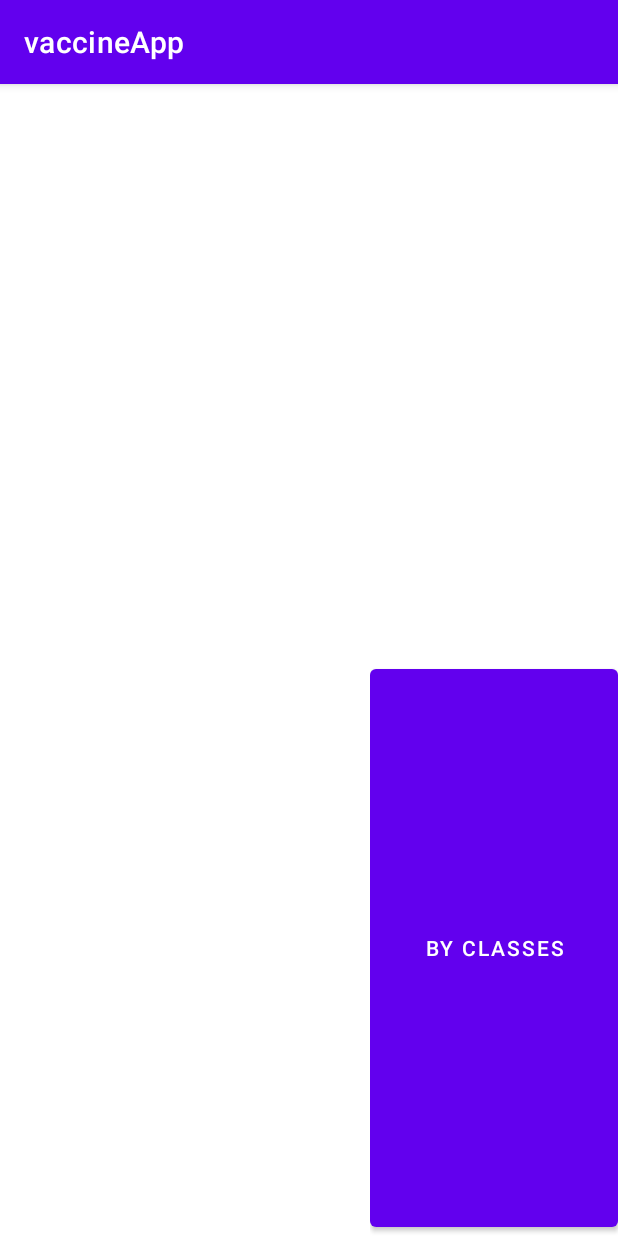
After one commit to oo6055/vaccineApp, an Android app: the ShowData screen opened directly, with no data from a screen before it, on a phone screen of 412 x 824 dp. The commit adds this screen. Run offline under Robolectric (Android 15) with nearby library versions, the phone set to English and light mode, and no system bars; our stand-ins replace Firebase (no records; nobody signed in at launch, a user with empty details on screens opened directly).

Commit message:
work with inly one sort

```diff
--- a/app/src/main/AndroidManifest.xml
+++ b/app/src/main/AndroidManifest.xml
@@ -9,6 +9,7 @@
         android:roundIcon="@mipmap/ic_launcher_round"
         android:supportsRtl="true"
         android:theme="@style/Theme.VaccineApp">
+        <activity android:name=".ShowData"></activity>
         <activity android:name=".MainActivity">
             <intent-filter>
                 <action android:name="android.intent.action.MAIN" />
--- /dev/null
+++ b/app/src/main/java/com/example/vaccineapp/ShowData.java
@@ -0,0 +1,206 @@
+package com.example.vaccineapp;
+
+import androidx.appcompat.app.AppCompatActivity;
+
+import android.content.Context;
+import android.graphics.Color;
+import android.os.Bundle;
+import android.view.LayoutInflater;
+import android.view.View;
+import android.view.ViewGroup;
+import android.widget.ArrayAdapter;
+import android.widget.BaseAdapter;
+import android.widget.ImageView;
+import android.widget.ListView;
+import android.widget.TextView;
+
+import com.google.firebase.database.DataSnapshot;
+import com.google.firebase.database.DatabaseError;
+import com.google.firebase.database.Query;
+import com.google.firebase.database.ValueEventListener;
+
+import java.util.ArrayList;
+
+import static com.example.vaccineapp.FBref.refStudents;
+
+public class ShowData extends AppCompatActivity {
+
+    ListView ls;
+    ValueEventListener stuListener;
+    ArrayList<Student> dataArr;
+
+    @Override
+    protected void onCreate(Bundle savedInstanceState) {
+        super.onCreate(savedInstanceState);
+        setContentView(R.layout.activity_show_data);
+
+        dataArr = new ArrayList<Student>();
+        ls = (ListView)findViewById(R.id.ls);
+
+        readData();
+    }
+
+    private void readData() {
+        ValueEventListener stuListener = new ValueEventListener() {
+            @Override
+            public void onDataChange(DataSnapshot dS) {
+                dataArr.clear();
+                for(DataSnapshot data : dS.getChildren()) {
+                    Student stuTmp = data.getValue(Student.class);
+                    dataArr.add(stuTmp);
+                }
+                CustomAdapter adp = new CustomAdapter(getApplicationContext(),dataArr);
+                ls.setAdapter(adp);
+            }
+            @Override
+            public void onCancelled(DatabaseError databaseError) { }
+        };
+        refStudents.addListenerForSingleValueEvent(stuListener);
+
+    }
+    public void showByClasses(View view) {
+
+        Query q = refStudents.orderByChild("grade");
+        ValueEventListener stuListener = new ValueEventListener() {
+            @Override
+            public void onDataChange(DataSnapshot dS) {
+                dataArr.clear();
+                for(DataSnapshot data : dS.getChildren()) {
+                    Student stuTmp = data.getValue(Student.class);
+                    dataArr.add(stuTmp);
+                }
+                CustomAdapter adp = new CustomAdapter(getApplicationContext(),dataArr);
+                ls.setAdapter(adp);
+            }
+            @Override
+            public void onCancelled(DatabaseError databaseError) { }
+        };
+        q.addListenerForSingleValueEvent(stuListener);
+    }
+}
+
+
+class CustomAdapter extends BaseAdapter {
+    Context context;
+    ArrayList<Student> data;
+    LayoutInflater inflter;
+
+    /**
+     * CustomAdapter
+     * Short description.
+     * the constuctor
+     *
+     * <p>
+     *     Context applicationContext
+     *     ArrayList<String> data
+     * @param  data - the data in this format subject:grade:samster or name:grade:samster, applicationContext - the app contance
+     * @return	true if it success
+     */
+    public CustomAdapter(Context applicationContext, ArrayList<Student> data) {
+        this.context = context;
+        this.data = data;
+        inflter = (LayoutInflater.from(applicationContext));
+    }
+
+    /**
+     * getCount
+     * Short description.
+     * get the number of the grades
+     *
+     * @return the number of the elements
+     */
+    @Override
+    public int getCount() {
+        return data.size();
+    }
+
+    /**
+     * getItem
+     * Short description.
+     * I need to do it
+     * <p>
+     *    int i
+     *
+     * @param  i - the number of the object
+     * @return null
+     */
+    @Override
+    public Object getItem(int i) {
+        return null;
+    }
+
+    /**
+     * getItemId
+     * Short description.
+     * I need to do it
+     * <p>
+     *    int i
+     *
+     * @param  i - the number of the object
+     * @return null
+     */
+    @Override
+    public long getItemId(int i) {
+        return 0;
+    }
+
+    /**
+     * getView
+     * Short description.
+     * in oder to create the view
+     * <p>
+     *    int i
+     *    View view
+     *    ViewGroup viewGroup
+     *
+     * @param  i - the number of the object,view - the view , viewGroup - the viewGroup
+     * @return null
+     */
+    @Override
+    public View getView(int i, View view, ViewGroup viewGroup) {
+        Student stud = data.get(i);
+        view = inflter.inflate(R.layout.custom_lv_layout, null);
+        TextView name = (TextView) view.findViewById(R.id.name);
+        ImageView vac1 = (ImageView) view.findViewById(R.id.vac1);
+        ImageView vac2 = (ImageView) view.findViewById(R.id.vac2);
+        ImageView canBe = (ImageView) view.findViewById(R.id.canBecl);
+        TextView grade = (TextView) view.findViewById(R.id.gradeCl);
+
+        name.setTextColor(Color.BLACK);
+        grade.setTextColor(Color.BLACK);
+
+        name.setText(stud.getFirstName() + " " + stud.getSecondName());
+        grade.setText(stud.getGrade().replace(":","'"));
+
+        if (stud.getCanBeVaccinated())
+        {
+            canBe.setImageResource(R.drawable.canbe);
+
+            if (stud.getVaccine1().getPlace().equals("NOT TAKEN"))
+            {
+                vac1.setImageResource(android.R.drawable.checkbox_off_background);
+            }
+            else
+            {
+                vac1.setImageResource(android.R.drawable.checkbox_on_background);
+            }
+
+            if (stud.getVaccine2().getPlace().equals("NOT TAKEN"))
+            {
+                vac2.setImageResource(android.R.drawable.checkbox_off_background);
+            }
+            else
+            {
+                vac2.setImageResource(android.R.drawable.checkbox_on_background);
+            }
+        }
+        else
+        {
+            canBe.setImageResource(R.drawable.notpossible);
+            vac2.setImageResource(android.R.drawable.checkbox_off_background);
+            vac1.setImageResource(android.R.drawable.checkbox_off_background);
+        }
+
+        return view;
+    }
+}
--- /dev/null
+++ b/app/src/main/res/layout/activity_show_data.xml
@@ -0,0 +1,39 @@
+<?xml version="1.0" encoding="utf-8"?>
+<LinearLayout xmlns:android="http://schemas.android.com/apk/res/android"
+    xmlns:app="http://schemas.android.com/apk/res-auto"
+    xmlns:tools="http://schemas.android.com/tools"
+    android:layout_width="match_parent"
+    android:layout_height="match_parent"
+    tools:context=".ShowData">
+
+    <ListView
+        android:id="@+id/ls"
+        android:layout_width="0px"
+        android:layout_height="match_parent"
+        android:layout_weight="5" />
+
+    <Space
+        android:layout_width="0dp"
+        android:layout_height="match_parent"
+        android:layout_weight="1" />
+
+    <LinearLayout
+        android:layout_width="0dp"
+        android:layout_height="match_parent"
+        android:layout_weight="4"
+        android:orientation="vertical">
+
+        <Space
+            android:layout_width="match_parent"
+            android:layout_height="0px"
+            android:layout_weight="1" />
+
+        <Button
+            android:layout_width="match_parent"
+            android:layout_height="0dp"
+            android:layout_weight="1"
+            android:onClick="showByClasses"
+            android:text="by classes" />
+    </LinearLayout>
+
+</LinearLayout>
```
Also changed, not shown: app/src/main/java/com/example/vaccineapp/MainActivity.java (+55 -0 lines), app/src/main/java/com/example/vaccineapp/Student.java (+25 -0 lines), app/src/main/res/layout/custom_lv_layout.xml (added, +39 -0 lines), app/src/main/res/menu/generalmenu.xml (added, +12 -0 lines), app/src/main/res/drawable/canBe.jpg (added), app/src/main/res/drawable/notPossible.png (added).
